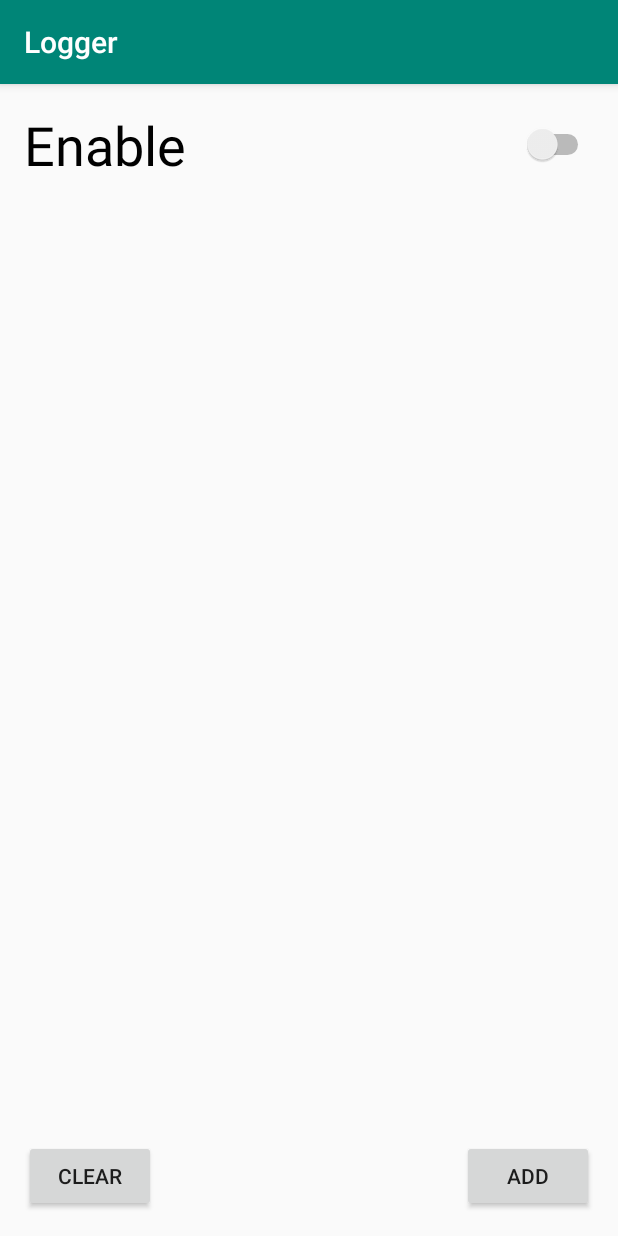
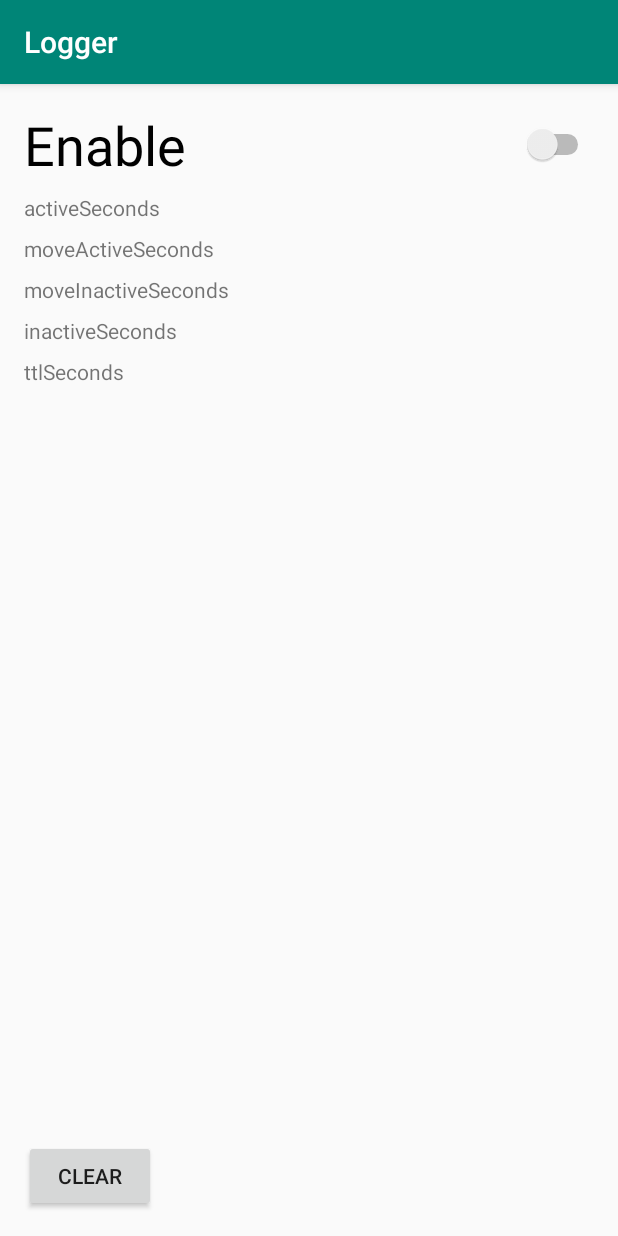
Before and after one commit to hotaru84/logger, an Android app: the screen it shows after launch (MainActivity), on a phone screen of 412 x 824 dp. Run offline under Robolectric (Android 15) with nearby library versions, the phone set to English and light mode, and no system bars; our stand-ins replace Room's generated code; libraries missing offline, so code that uses them is left out: fi.iki.elonen.

```diff
--- a/app/src/main/java/com/example/demo/logsample/LogDao.java
+++ /dev/null
@@ -1,40 +0,0 @@
-package com.example.demo.logsample;
-
-import androidx.lifecycle.LiveData;
-import androidx.room.Dao;
-import androidx.room.Delete;
-import androidx.room.Insert;
-import androidx.room.OnConflictStrategy;
-import androidx.room.Query;
-
-import java.util.List;
-
-@Dao
-public interface LogDao {
-    @Insert(onConflict = OnConflictStrategy.REPLACE)
-    void insert(Log log);
-
-    @Insert(onConflict = OnConflictStrategy.REPLACE)
-    void insert(Stats log);
-
-    @Query("DELETE FROM log_table")
-    void deleteAll();
-
-    @Query("SELECT * from log_table ORDER BY time DESC")
-    LiveData<List<Log>> getLogs();
-
-    @Query("SELECT * from stats_table ORDER BY date DESC")
-    LiveData<List<Stats>> getStats();
-
-    @Query("SELECT * from log_table ORDER BY time DESC")
-    List<Log> getLogList();
-
-    @Query("SELECT * from stats_table WHERE date=:date AND hour=:hour AND type=:type")
-    Stats queryStats(String date, int hour, String type);
-
-    @Query("SELECT COUNT(*) from log_table")
-    long getLogCount();
-
-    @Delete
-    void delete(Log log);
-}
--- a/app/src/main/java/com/example/demo/logsample/LogRepository.java
+++ /dev/null
@@ -1,59 +0,0 @@
-package com.example.demo.logsample;
-
-import android.app.Application;
-
-import androidx.lifecycle.LiveData;
-
-import com.google.gson.JsonArray;
-
-import java.time.LocalDateTime;
-import java.time.format.DateTimeFormatter;
-import java.util.List;
-import java.util.concurrent.Callable;
-import java.util.concurrent.Future;
-
-public class LogRepository {
-    private LogDao logDao;
-    private LiveData<List<Log>>  allLogs;
-    private LiveData<List<Stats>> allStats;
-
-    LogRepository(Application application) {
-        LogRoomDb logRoomDb = LogRoomDb.getDb(application);
-        logDao = logRoomDb.logDao();
-        allLogs = logDao.getLogs();
-        allStats = logDao.getStats();
-    }
-    LiveData<List<Log>> getAllLogs(){
-        return allLogs;
-    }
-    LiveData<List<Stats>> getAllStats() {return allStats;}
-    JsonArray getLogList() {
-        JsonArray array = new JsonArray();
-        logDao.getLogList().forEach(log -> {
-            array.add(log.getJsonObject());
-        });
-        return array;
-    }
-    void insert(Log log) {
-        LogRoomDb.dbWriteExecutor.execute(()->{
-            logDao.insert(log);
-        });
-    }
-    void insert(Stats log) {
-        LogRoomDb.dbWriteExecutor.execute(()->{
-            logDao.insert(log);
-        });
-    }
-    Future<Long> queryValue(LocalDateTime date, String type){
-        return LogRoomDb.dbWriteExecutor.submit(() -> {
-            String day = date.format(DateTimeFormatter.ofPattern("YYYY-MM-DD"));
-            int hour = date.getHour();
-            return logDao.queryStats(day, hour, type).getValue();
-        });
-    }
-    void deleteAll() {
-        LogRoomDb.dbWriteExecutor.execute(()->{
-            logDao.deleteAll();
-        });
-    }
-}
--- a/app/src/main/java/com/example/demo/logsample/MainActivity.java
+++ b/app/src/main/java/com/example/demo/logsample/MainActivity.java
@@ -1,43 +1,36 @@
 package com.example.demo.logsample;
 
 import androidx.appcompat.app.AppCompatActivity;
-import androidx.lifecycle.LiveData;
+import androidx.lifecycle.MutableLiveData;
+import androidx.lifecycle.Observer;
 
 import android.content.Intent;
 import android.os.Bundle;
+import android.util.ArrayMap;
 import android.widget.Switch;
 import android.widget.TextView;
 
+import com.example.demo.logsample.log.Log;
+import com.example.demo.logsample.log.LogRepository;
+import com.example.demo.logsample.log.Type;
 import com.google.gson.Gson;
 
 import java.time.LocalDate;
 import java.time.LocalDateTime;
 import java.time.format.DateTimeFormatter;
+import java.util.HashMap;
+import java.util.Map;
+import java.util.function.BiConsumer;
 
 public class MainActivity extends AppCompatActivity {
-    public static int SHOW_REQUEST = 1;
-    private LogRepository logRepository;
-
+    private Map<String,Long> usageSeconds = new HashMap<>();
+    private MutableLiveData<Long> ttlSeconds = new MutableLiveData<>();
     @Override
     protected void onCreate(Bundle savedInstanceState) {
         super.onCreate(savedInstanceState);
         setContentView(R.layout.activity_main);
         final Switch enableSw = findViewById(R.id.track_enable_sw);
-        logRepository = new LogRepository(getApplication());
-        logRepository.getAllLogs().observe(this, logs -> {
-            TextView v = findViewById(R.id.log_text);
-            v.setText("");
-            logs.forEach(log -> v.append(
-                    new Gson().toJson(log.getJsonObject()) + "\n")
-            );
-        });
-        logRepository.getAllStats().observe(this, stats ->{
-            TextView v = findViewById(R.id.log_text);
-            v.setText("");
-            stats.forEach(s -> v.append(
-                    new Gson().toJson(s.getJsonObject()) + "\n")
-            );
-        });
+
         enableSw.setChecked(LoggerService.isRunning);
         enableSw.setOnCheckedChangeListener((compoundButton, b) -> {
             Intent serviceIntent = new Intent(this, LoggerService.class);
@@ -49,13 +42,47 @@ public class MainActivity extends AppCompatActivity {
             }
         });
         findViewById(R.id.clear).setOnClickListener(v->{
-            logRepository.deleteAll();
+            LogRepository.getInstance().deleteAll();
+        });
+        initObservables();
+    }
+    private void initObservables() {
+        LogRepository repository = LogRepository.getInstance();
+        repository.init(getApplication());
 
+        ttlSeconds.observe(this,v -> {
+            Long ttl = usageSeconds.values().stream().mapToLong(Long::longValue).sum();
+            TextView textView = findViewById(R.id.ttlSeconds);
+            textView.setText("Total:" + ttl + "sec");
         });
 
-        findViewById(R.id.add).setOnClickListener(v->{
-            String localDate = LocalDateTime.now().format(DateTimeFormatter.ofPattern("YY-MM-DD HH:mm:ss.SSS"));
-            logRepository.insert(new Log(System.currentTimeMillis(),localDate));
+        repository.observeStats(LocalDate.now(), Type.ACTIVE).observe(this, seconds -> {
+            if(seconds == null) return;
+            TextView textView = findViewById(R.id.activeSeconds);
+            textView.setText("Active:" + seconds + "sec");
+            usageSeconds.put(Type.ACTIVE,seconds);
+            ttlSeconds.postValue(0L);
+        });
+        repository.observeStats(LocalDate.now(), Type.MOVE_ACTIVE).observe(this, seconds -> {
+            if(seconds == null) return;
+            TextView textView = findViewById(R.id.moveActiveSeconds);
+            textView.setText("Move Active:" + seconds + "sec");
+            usageSeconds.put(Type.MOVE_ACTIVE,seconds);
+            ttlSeconds.postValue(0L);
+        });
+        repository.observeStats(LocalDate.now(), Type.MOVE_INACTIVE).observe(this, seconds -> {
+            if(seconds == null) return;
+            TextView textView = findViewById(R.id.moveInactiveSeconds);
+            textView.setText("Move Inactive:" + seconds + "sec");
+            usageSeconds.put(Type.MOVE_INACTIVE,seconds);
+            ttlSeconds.postValue(0L);
+        });
+        repository.observeStats(LocalDate.now(), Type.INACTIVE).observe(this, seconds -> {
+            if(seconds == null) return;
+            TextView textView = findViewById(R.id.inactiveSeconds);
+            textView.setText("Inactive:" + seconds + "sec");
+            usageSeconds.put(Type.INACTIVE,seconds);
+            ttlSeconds.postValue(0L);
         });
     }
 }
--- /dev/null
+++ b/app/src/main/java/com/example/demo/logsample/log/LogDao.java
@@ -0,0 +1,42 @@
+package com.example.demo.logsample.log;
+
+import androidx.lifecycle.LiveData;
+import androidx.room.Dao;
+import androidx.room.Delete;
+import androidx.room.Insert;
+import androidx.room.OnConflictStrategy;
+import androidx.room.Query;
+
+import com.example.demo.logsample.log.Log;
+import com.example.demo.logsample.log.Stats;
+
+import java.util.List;
+
+@Dao
+public interface LogDao {
+    @Insert(onConflict = OnConflictStrategy.REPLACE)
+    void insert(Log log);
+
+    @Insert(onConflict = OnConflictStrategy.REPLACE)
+    void insert(Stats log);
+
+    @Query("DELETE FROM log_table")
+    void deleteAllLog();
+
+    @Query("DELETE FROM stats_table")
+    void deleteAllStats();
+
+    @Query("SELECT * from log_table WHERE time >= :start AND time < :end ORDER BY time DESC")
+    List<Log> queryLog(long start, long end);
+
+    @Query("SELECT * from stats_table WHERE time >= :start AND time < :end  AND type=:type  ORDER BY time DESC")
+    List<Stats> queryStats(long start, long end, String type);
+    @Query("SELECT value from stats_table WHERE time >= :start AND time < :end  AND type=:type LIMIT 1")
+    LiveData<Long> queryStatsValue(long start, long end, String type);
+
+    @Query("SELECT COUNT(*) from log_table")
+    long getLogCount();
+
+    @Query("SELECT COUNT(*) from stats_table")
+    long getStatsCount();
+}
--- /dev/null
+++ b/app/src/main/java/com/example/demo/logsample/log/LogRepository.java
@@ -0,0 +1,65 @@
+package com.example.demo.logsample.log;
+
+import android.app.Application;
+
+import androidx.lifecycle.LiveData;
+
+import com.google.gson.JsonObject;
+
+import java.time.LocalDate;
+import java.time.LocalDateTime;
+import java.time.ZoneId;
+import java.time.ZoneOffset;
+import java.util.Date;
+import java.util.List;
+import java.util.concurrent.Callable;
+import java.util.concurrent.Future;
+import java.util.function.Consumer;
+
+public class LogRepository {
+    private LogDao logDao;
+    private static LogRepository repository;
+
+    private LogRepository() { }
+    public void init(Application application){
+        if(logDao != null) return;
+        LogRoomDb logRoomDb = LogRoomDb.getDb(application);
+        logDao = logRoomDb.logDao();
+    }
+    public static LogRepository getInstance() {
+        if(repository == null) repository = new LogRepository();
+        return repository;
+    }
+    public LiveData<Long> observeStats(LocalDate date, String type) {
+        Long startOfToday = date.atStartOfDay(ZoneId.systemDefault()).toEpochSecond() * 1000;
+        Long endOfToday = date.plusDays(1).atStartOfDay(ZoneId.systemDefault()).toEpochSecond() * 1000;
+        return logDao.queryStatsValue(startOfToday,endOfToday,type);
+    }
+    public Future<Long> getStatsValue(LocalDate date, String type){
+        Long startOfToday = date.atStartOfDay(ZoneId.systemDefault()).toEpochSecond() * 1000;
+        Long endOfToday = date.plusDays(1).atStartOfDay(ZoneId.systemDefault()).toEpochSecond() * 1000;
+        return  LogRoomDb.dbWriteExecutor.submit(() ->
+                logDao.queryStats(startOfToday, endOfToday, type).stream().mapToLong(stats -> stats.getValue()).sum());
+    }
+    public void insertLog(String type, String data) {
+        Long time = LocalDateTime.now().toEpochSecond(ZoneOffset.UTC) * 1000;
+         LogRoomDb.dbWriteExecutor.execute(()->{
+            logDao.insert(new Log(time,type,data));
+        });
+    }
+    public void insertStats(String type, Long value) {
+        Long startOfToday = LocalDate.now().atStartOfDay(ZoneId.systemDefault()).toEpochSecond() * 1000;
+        Long endOfToday = LocalDate.now().plusDays(1).atStartOfDay(ZoneId.systemDefault()).toEpochSecond() * 1000;
+        LogRoomDb.dbWriteExecutor.execute(()->{
+            List<Stats> stats = logDao.queryStats(startOfToday,endOfToday,type);
+            Long finalValue = stats.size()> 0 ? value + stats.get(0).getValue() : value;
+            logDao.insert(new Stats(startOfToday, type, finalValue));
+        });
+    }
+    public void deleteAll() {
+        LogRoomDb.dbWriteExecutor.execute(()->{
+            logDao.deleteAllLog();
+            logDao.deleteAllStats();
+        });
+    }
+}
--- a/app/src/main/java/com/example/demo/logsample/LogRoomDb.java
+++ b/app/src/main/java/com/example/demo/logsample/log/LogRoomDb.java
@@ -1,4 +1,4 @@
-package com.example.demo.logsample;
+package com.example.demo.logsample.log;
 
 import android.content.Context;
 import androidx.room.Database;
--- a/app/src/main/res/layout/activity_main.xml
+++ b/app/src/main/res/layout/activity_main.xml
@@ -42,14 +42,49 @@
         app:layout_constraintBottom_toBottomOf="parent"
         app:layout_constraintStart_toStartOf="parent" />
 
-    <Button
-        android:id="@+id/add"
+    <TextView
+        android:id="@+id/activeSeconds"
         android:layout_width="wrap_content"
         android:layout_height="wrap_content"
-        android:layout_marginEnd="16dp"
-        android:layout_marginBottom="16dp"
-        android:text="Add"
-        app:layout_constraintBottom_toBottomOf="parent"
-        app:layout_constraintEnd_toEndOf="parent" />
+        android:layout_marginTop="8dp"
+        android:text="activeSeconds"
+        app:layout_constraintStart_toStartOf="@+id/track_enable_sw"
+        app:layout_constraintTop_toBottomOf="@+id/track_enable_sw" />
+
+    <TextView
+        android:id="@+id/moveActiveSeconds"
+        android:layout_width="wrap_content"
+        android:layout_height="wrap_content"
+        android:layout_marginTop="8dp"
+        android:text="moveActiveSeconds"
+        app:layout_constraintStart_toStartOf="@+id/track_enable_sw"
+        app:layout_constraintTop_toBottomOf="@+id/activeSeconds" />
+
+    <TextView
+        android:id="@+id/moveInactiveSeconds"
+        android:layout_width="wrap_content"
+        android:layout_height="wrap_content"
+        android:layout_marginTop="8dp"
+        android:text="moveInactiveSeconds"
+        app:layout_constraintStart_toStartOf="@+id/track_enable_sw"
+        app:layout_constraintTop_toBottomOf="@+id/moveActiveSeconds" />
+
+    <TextView
+        android:id="@+id/inactiveSeconds"
+        android:layout_width="wrap_content"
+        android:layout_height="wrap_content"
+        android:layout_marginTop="8dp"
+        android:text="inactiveSeconds"
+        app:layout_constraintStart_toStartOf="@+id/track_enable_sw"
+        app:layout_constraintTop_toBottomOf="@+id/moveInactiveSeconds" />
+
+    <TextView
+        android:id="@+id/ttlSeconds"
+        android:layout_width="wrap_content"
+        android:layout_height="wrap_content"
+        android:layout_marginTop="8dp"
+        android:text="ttlSeconds"
+        app:layout_constraintStart_toStartOf="@+id/track_enable_sw"
+        app:layout_constraintTop_toBottomOf="@+id/inactiveSeconds" />
 
 </androidx.constraintlayout.widget.ConstraintLayout>
```
Also changed, not shown: app/src/main/AndroidManifest.xml (+8 -7 lines), app/src/main/java/com/example/demo/logsample/BatteryLogger.java (deleted, +0 -78 lines), app/src/main/java/com/example/demo/logsample/LoggerService.java (+8 -24 lines), app/src/main/java/com/example/demo/logsample/SaveLogWorker.java (+1 -13 lines), app/src/main/java/com/example/demo/logsample/UsageTimeLogger.java (added, +102 -0 lines), app/src/main/java/com/example/demo/logsample/log/Log.java (renamed from app/src/main/java/com/example/demo/logsample/Log.java, +6 -4 lines), app/src/main/java/com/example/demo/logsample/log/Stats.java (renamed from app/src/main/java/com/example/demo/logsample/Stats.java, +8 -21 lines), app/src/main/java/com/example/demo/logsample/log/Type.java (added, +16 -0 lines).
